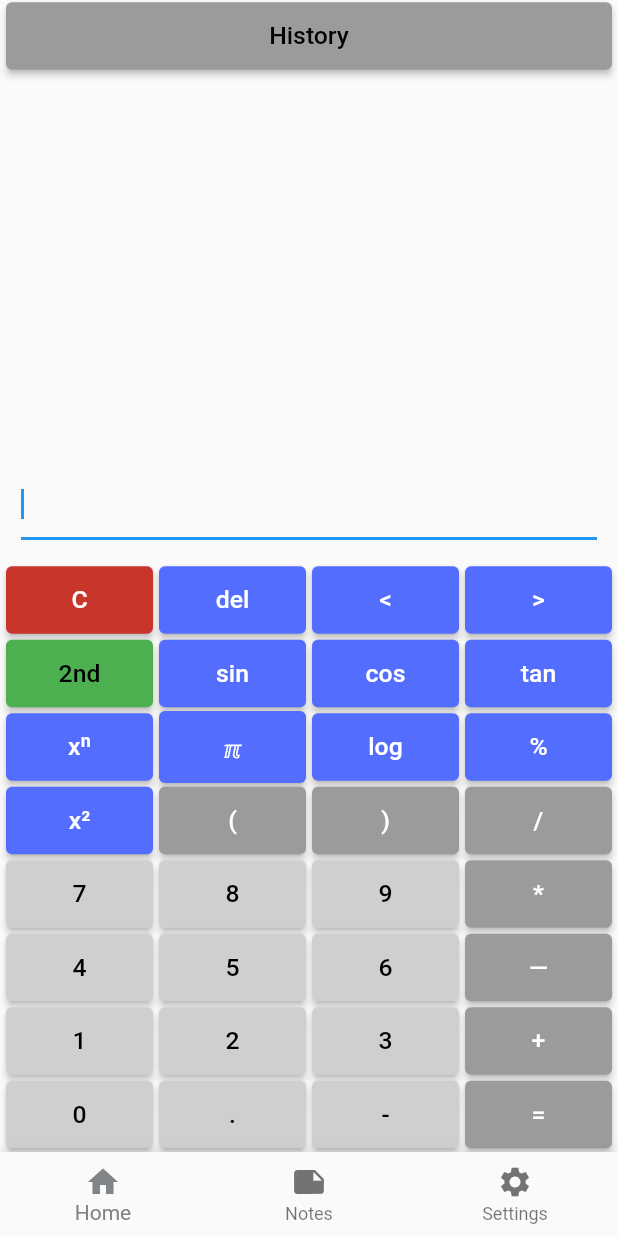
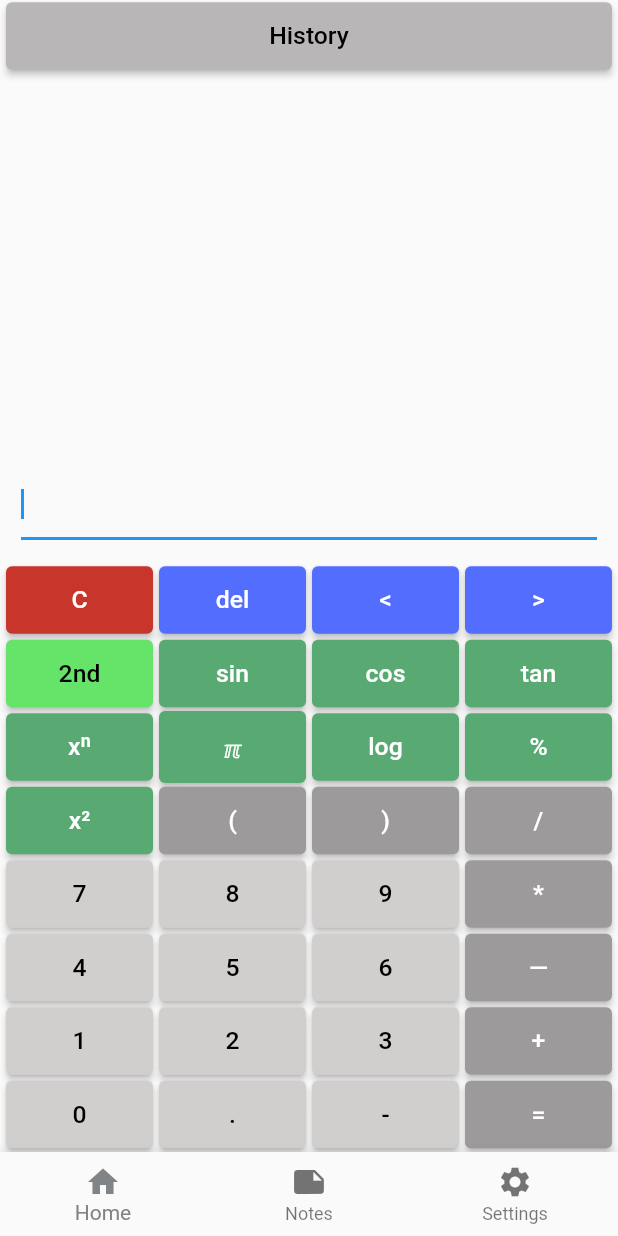
Before and after one commit to djsevy/BetterCalc, a Flutter app: the screen it shows after launch, on a phone screen of 412 x 824 dp. Run offline on Flutter 3.47's test engine with Material 2 defaults, Android fonts, the phone set to English and light mode, and no system bars.

Commit message:
more pretty changes

```diff
--- a/better_calc/lib/main.dart
+++ b/better_calc/lib/main.dart
@@ -492,7 +492,7 @@
       child: ElevatedButton(
         style: ElevatedButton.styleFrom(
             padding: const EdgeInsets.all(13.0),
-            backgroundColor: Colors.indigoAccent),
+            backgroundColor: Color.fromARGB(255, 89, 169, 114)),
         onPressed: () => _buttonPressed(buttonText),
         child: Text(
           displayText,
@@ -550,7 +550,7 @@
       child: ElevatedButton(
         style: ElevatedButton.styleFrom(
             padding: const EdgeInsets.all(13.0),
-            backgroundColor: Color.fromARGB(255, 156, 154, 154)),
+            backgroundColor: Color.fromARGB(255, 184, 182, 182)),
         onPressed: () => _buttonPressed(buttonText),
         child: Text(
           buttonText,
@@ -581,7 +581,7 @@
       child: ElevatedButton(
         style: ElevatedButton.styleFrom(
           padding: const EdgeInsets.all(13.0),
-          backgroundColor: Colors.green,
+          backgroundColor: Color.fromARGB(255, 101, 228, 105),
         ),
         onPressed: () => _buttonPressed(buttonText),
         child: Text(
@@ -597,7 +597,7 @@
       child: ElevatedButton(
         style: ElevatedButton.styleFrom(
           padding: const EdgeInsets.all(13.0),
-          backgroundColor: Color.fromARGB(255, 101, 228, 105),
+          backgroundColor: Colors.green,
         ),
         onPressed: () => _buttonPressed(buttonText),
         child: Text(
@@ -645,7 +645,7 @@
       child: ElevatedButton(
         style: ElevatedButton.styleFrom(
           padding: const EdgeInsets.all(13.0),
-          backgroundColor: Colors.indigoAccent,
+          backgroundColor: Color.fromARGB(255, 89, 169, 114),
         ),
         onPressed: () => _buttonPressed(buttonText),
         child: Text(
@@ -706,7 +706,9 @@
     var currentIndex = 0;
 
     return Scaffold(
-      appBar: AppBar(toolbarHeight: 0),
+      appBar: AppBar(
+          toolbarHeight: 0,
+          backgroundColor: Color.fromARGB(255, 209, 206, 206)),
       body: _buildModeOfCalc(),
       bottomNavigationBar: BottomNavigationBar(
         items: const <BottomNavigationBarItem>[
@@ -858,8 +860,9 @@
   Widget build(BuildContext context) {
     return Scaffold(
         appBar: AppBar(
-          title: const Text('Notes'),
-        ),
+            iconTheme: IconThemeData(color: Colors.black),
+            title: const Text('Notes', style: TextStyle(color: Colors.black)),
+            backgroundColor: Color.fromARGB(255, 209, 206, 206)),
         body: _buildNotes());
   }
 }
@@ -894,8 +897,12 @@
   Widget build(BuildContext context) {
     return Scaffold(
         appBar: AppBar(
-          title: const Text('Settings'),
-        ),
+            iconTheme: IconThemeData(color: Colors.black),
+            title: const Text(
+              'Settings',
+              style: TextStyle(color: Colors.black),
+            ),
+            backgroundColor: Color.fromARGB(255, 209, 206, 206)),
         body: Column(children: [
           spacer(),
           Row(children: [
```
